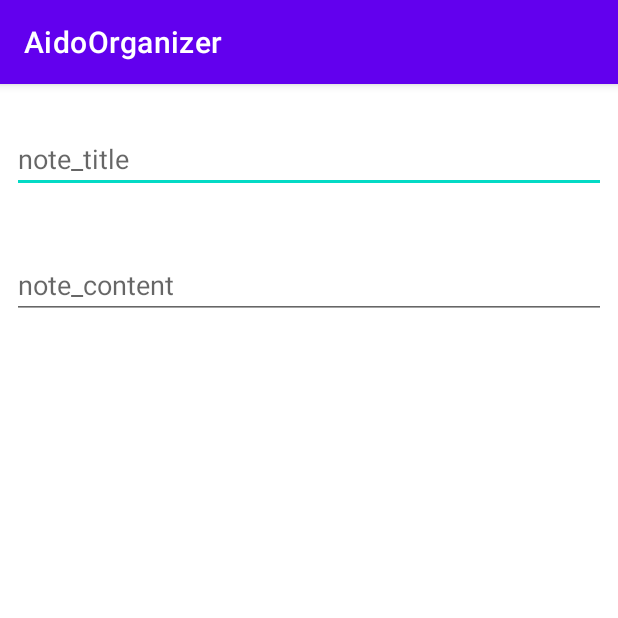
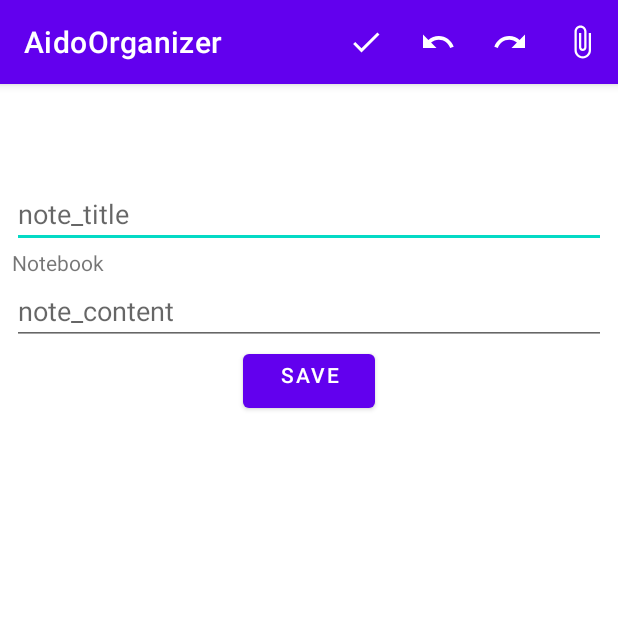
Before and after one commit to angithajohn/Aido-Organizer, an Android app: the NoteActivity screen opened directly, with no data from a screen before it, on a phone screen of 412 x 824 dp, the top half of it. Run offline under Robolectric (Android 15) with nearby library versions, the phone set to English and light mode, and no system bars; libraries missing offline, so code that uses them is left out: com.evernote.client, com.evernote.edam; 1 statement that could not run was skipped.

Commit message:
Note creation

```diff
--- a/app/src/main/java/com/example/aidoorganizer/MainActivity.java
+++ b/app/src/main/java/com/example/aidoorganizer/MainActivity.java
@@ -48,10 +48,10 @@ public class MainActivity extends AppCompatActivity {
                 .setSupportAppLinkedNotebooks(SUPPORT_APP_LINKED_NOTEBOOKS)
                 .build(consumerKey, consumerSecret)
                 .asSingleton();
-        mEvernoteSession.authenticate(this);
+
         if (!EvernoteSession.getInstance().isLoggedIn()) {
             Log.i("Logged in","Not Success");
-            return;
+            mEvernoteSession.authenticate(this);
         }
         else{
             Log.i("Logged in","Success");
@@ -68,7 +68,7 @@ public class MainActivity extends AppCompatActivity {
 //                    transaction.commit();
                 }
             });
-            // do reqired
+//             do reqired
 
         }
 
--- a/app/src/main/java/com/example/aidoorganizer/NoteActivity.java
+++ b/app/src/main/java/com/example/aidoorganizer/NoteActivity.java
@@ -1,65 +1,144 @@
 package com.example.aidoorganizer;
 
+import androidx.annotation.RequiresApi;
 import androidx.appcompat.app.AlertDialog;
 import androidx.appcompat.app.AppCompatActivity;
 
+import android.app.Activity;
 import android.content.DialogInterface;
+import android.os.Build;
 import android.os.Bundle;
+import android.text.TextUtils;
 import android.util.Log;
+import android.view.Menu;
+import android.view.MenuInflater;
+import android.view.MenuItem;
 import android.view.View;
+import android.view.Window;
+import android.view.WindowManager;
+import android.widget.Button;
 import android.widget.EditText;
 import android.widget.TextView;
 import android.widget.Toast;
+import android.widget.Toolbar;
 
 import com.evernote.client.android.EvernoteSession;
 import com.evernote.client.android.EvernoteUtil;
 import com.evernote.client.android.asyncclient.EvernoteCallback;
 import com.evernote.client.android.asyncclient.EvernoteNoteStoreClient;
 import com.evernote.edam.type.Note;
+import com.evernote.edam.type.Notebook;
+
+import java.util.ArrayList;
+import java.util.List;
 
 public class NoteActivity extends AppCompatActivity {
 
+    EditText edittitle,editnote;
+    TextView tview1,tview2,tview3;
+    EvernoteNoteStoreClient noteStoreClient;
+
+    @RequiresApi(api = Build.VERSION_CODES.LOLLIPOP)
     @Override
     protected void onCreate(Bundle savedInstanceState) {
         super.onCreate(savedInstanceState);
+        noteStoreClient = EvernoteSession.getInstance().getEvernoteClientFactory().getNoteStoreClient();
+        requestWindowFeature(Window.FEATURE_NO_TITLE); //will hide the title
+//       getSupportActionBar().hide(); // hide the title bar
+        this.getWindow().setFlags(WindowManager.LayoutParams.FLAG_FULLSCREEN,
+                WindowManager.LayoutParams.FLAG_FULLSCREEN); //enable full screen
         setContentView(R.layout.activity_note);
-        EditText edittitle = (EditText)findViewById(R.id.note_title);
-        EditText editnote = (EditText)findViewById(R.id.note_content);
-        TextView tview1 = (TextView)findViewById(R.id.text1);
-        TextView tview2 = (TextView)findViewById(R.id.text2);
-        TextView tview3 = (TextView)findViewById(R.id.text3);
-        edittitle.getText().toString();
-        tview1.setText((CharSequence) edittitle);
-        editnote.getText().toString();
-        tview2.setText((CharSequence) editnote);
+
+        Toolbar toolbar = (Toolbar) findViewById(R.id.toolbar3);
+
+        //placing toolbar in place of actionbar
+        setSupportActionBar(toolbar);
+
+         edittitle = (EditText)findViewById(R.id.note_title);
+         editnote = (EditText)findViewById  (R.id.note_content);
+//         tview1 = (TextView)findViewById(R.id.text1);
+         //tview2 = (TextView)findViewById(R.id.text2);
+         tview3 = (TextView)findViewById(R.id.text2);
+//        Button btn_save = (Button) findViewById(R.id.btn_save);
+
         tview3.setOnClickListener(new View.OnClickListener() {
             @Override
             public void onClick(View v) {
-                // setup the alert builder
-                AlertDialog.Builder builder = new AlertDialog.Builder(NoteActivity.this);
-                builder.setTitle("Choose an animal");// add a list
-                String[] animals = {"horse", "cow", "camel", "sheep", "goat"};
-                builder.setItems(animals, new DialogInterface.OnClickListener() {
+                showAlertDialog();
+            }
+        });
+    }
+
+    private void setSupportActionBar(Toolbar toolbar) {
+    }
+
+    private void showAlertDialog() {
+        if (!EvernoteSession.getInstance().isLoggedIn()) {
+            return;
+        }
+        else {
+
+//        EvernoteNoteStoreClient noteStoreClient = EvernoteSession.getInstance().getEvernoteClientFactory().getNoteStoreClient();
+            noteStoreClient.listNotebooksAsync(new EvernoteCallback<List<Notebook>>() {
+                @Override
+                public void onSuccess(List<Notebook> result) {
+                    List<String> namesList = new ArrayList<>(result.size());
+                    for (Notebook notebook : result) {
+                        namesList.add(notebook.getName());
+                    }
+                    String notebookNames = TextUtils.join(", ", namesList);
+                    Toast.makeText(getApplicationContext(), notebookNames + " notebooks have been retrieved", Toast.LENGTH_LONG).show();
+                    AlertDialog.Builder alertDialog = new AlertDialog.Builder(NoteActivity.this);
+                    alertDialog.setTitle("Select Notebook");
+                    Log.i("showAlertdialog", "called");
+                    alertDialog.setItems(Integer.parseInt(notebookNames), new DialogInterface.OnClickListener() {
                         @Override
                         public void onClick(DialogInterface dialog, int which) {
-                        switch (which) {
-                            case 0: // horse
-                            case 1: // cow
-                            case 2: // camel
-                            case 3: // sheep
-                            case 4: // goat
+                            Log.i("user clicked", "item");
+                        }
+                    });
+                    AlertDialog alert = alertDialog.create();
+                    alert.setCanceledOnTouchOutside(false);
+                    alert.show();
+                }
+
+                @Override
+                public void onException(Exception exception) {
+//                Log.e(LOGTAG, "Error retrieving notebooks", exception);
+                }
+            });
         }
     }
-                });// create and show the alert dialog
-                AlertDialog dialog = builder.create();
-                dialog.show();
+    @Override
+    public boolean onCreateOptionsMenu(Menu menu) {
+        MenuInflater menuInflater = getMenuInflater();
+        menuInflater.inflate(R.menu.menu, menu);
+        return true;
     }
-        });
-        EvernoteNoteStoreClient noteStoreClient = EvernoteSession.getInstance().getEvernoteClientFactory().getNoteStoreClient();
+    @Override
+    public boolean onOptionsItemSelected(MenuItem item) {
+    Log.i("optionMenu",String.valueOf(item.getItemId()));
+        switch(item.getItemId()){
+            case R.id.menuAbout:
+                String title = edittitle.getText().toString();
+               // tview1.setText((CharSequence) edittitle);
+                String content = editnote.getText().toString();
+               // tview2.setText((CharSequence) editnote);
+                Log.i("note creation","called");
+                if (title.equals("") || content.equals("")){
+                    Log.i("note creation if","called");
+                    Toast.makeText(getApplicationContext(), "Enter the details", Toast.LENGTH_SHORT).show();
+                }
+                else{
+                    Log.i("note creation else","called");
+//                    if (!EvernoteSession.getInstance().isLoggedIn()) {
+//                        return;
+//                    }
+
 
                     Note note = new Note();
-        note.setTitle(String.valueOf(edittitle));
-        note.setContent(EvernoteUtil.NOTE_PREFIX + "My content" + EvernoteUtil.NOTE_SUFFIX);
+                    note.setTitle(title);
+                    note.setContent(EvernoteUtil.NOTE_PREFIX . concat(content) .concat(EvernoteUtil.NOTE_SUFFIX));
 
                     noteStoreClient.createNoteAsync(note, new EvernoteCallback<Note>() {
                         @Override
@@ -73,25 +152,22 @@ public class NoteActivity extends AppCompatActivity {
                         }
                     });
                 }
+                break;
+            case R.id.menuredo:
 
-//    public void note_alert(){
-//        // setup the alert builder
-//        AlertDialog.Builder builder = new AlertDialog.Builder(this);
-//        builder.setTitle("Choose an animal");// add a list
-//        String[] animals = {"horse", "cow", "camel", "sheep", "goat"};
-//        builder.setItems(animals, new DialogInterface.OnClickListener() {
-//            @Override
-//            public void onClick(DialogInterface dialog, int which) {
-//                switch (which) {
-//                    case 0: // horse
-//                    case 1: // cow
-//                    case 2: // camel
-//                    case 3: // sheep
-//                    case 4: // goat
-//                }
-//            }
-//        });// create and show the alert dialog
-//        AlertDialog dialog = builder.create();
-//        dialog.show();
-//    }
+//                Toast.makeText(this, "You clicked settings", Toast.LENGTH_SHORT).show();
+                break;
+
+            case R.id.menuundo:
+                int length = editnote.getText().length();
+                if (length > 0) {
+                    editnote.getText().delete(length - 1, length);
                 }
+                break;
+
+        }
+        Log.i("note creation 1","called");
+        return true;
+    }
+
+}
--- a/app/src/main/res/layout/activity_note.xml
+++ b/app/src/main/res/layout/activity_note.xml
@@ -4,25 +4,33 @@
     android:layout_height="match_parent"
     android:orientation="vertical"
     android:padding="8dp">
-        <TextView
-                android:id="@+id/text1"
+        <android.widget.Toolbar
+            android:id="@+id/toolbar3"
             android:layout_width="match_parent"
-            android:layout_height="wrap_content"/>
+            android:layout_height="wrap_content"
+            android:background="@color/white"
+            android:minHeight="?attr/actionBarSize"
+            android:theme="?attr/actionBarTheme" />
+<!--        <TextView-->
+<!--                android:id="@+id/text1"-->
+<!--            android:layout_width="match_parent"-->
+<!--            android:layout_height="wrap_content"/>-->
 
         <EditText
             android:id="@+id/note_title"
             android:layout_width="match_parent"
             android:layout_height="wrap_content"
             android:hint="note_title" />
-        <TextView
-            android:id="@+id/text3"
-            android:layout_width="match_parent"
-            android:layout_height="wrap_content"/>
+<!--        <TextView-->
+<!--            android:id="@+id/text3"-->
+<!--            android:layout_width="match_parent"-->
+<!--            android:layout_height="wrap_content"/>-->
 
         <TextView
                 android:id="@+id/text2"
             android:layout_width="match_parent"
-            android:layout_height="wrap_content"/>
+            android:layout_height="wrap_content"
+            android:text = "Notebook"/>
 
         <EditText
             android:id="@+id/note_content"
@@ -30,5 +38,15 @@
             android:layout_height="wrap_content"
             android:hint="note_content" />
 
+        <Button
+            android:id="@+id/btn_save"
+            android:layout_width="wrap_content"
+            android:layout_height="wrap_content"
+            android:layout_gravity="center"
+            android:gravity="center_horizontal"
+                android:text="Save"/>
+
+
+
 
 </LinearLayout>
--- a/app/src/main/res/menu/menu.xml
+++ b/app/src/main/res/menu/menu.xml
@@ -1,4 +1,30 @@
 <?xml version="1.0" encoding="utf-8"?>
-<menu xmlns:android="http://schemas.android.com/apk/res/android">
+<menu xmlns:app="http://schemas.android.com/apk/res-auto"
+    xmlns:android="http://schemas.android.com/apk/res/android">
+
+    <item
+        android:id="@+id/menuAbout"
+        android:title=""
+        android:icon="@drawable/ic_check"
+        app:showAsAction="always" />
+    <item
+        android:id="@+id/menuundo"
+        android:icon="@drawable/ic_undo"
+        app:showAsAction="always"
+        android:title="" />
+
+    <item
+        android:id="@+id/menuredo"
+        android:title=""
+        android:icon="@drawable/ic_redo"
+        app:showAsAction="always" />
+
+
+
+    <item
+        android:id="@+id/menuattach"
+        android:icon="@drawable/ic_attach"
+        app:showAsAction="always"
+        android:title="" />
 
 </menu>
```
Lines whose indentation alone changed are shown as unchanged.
